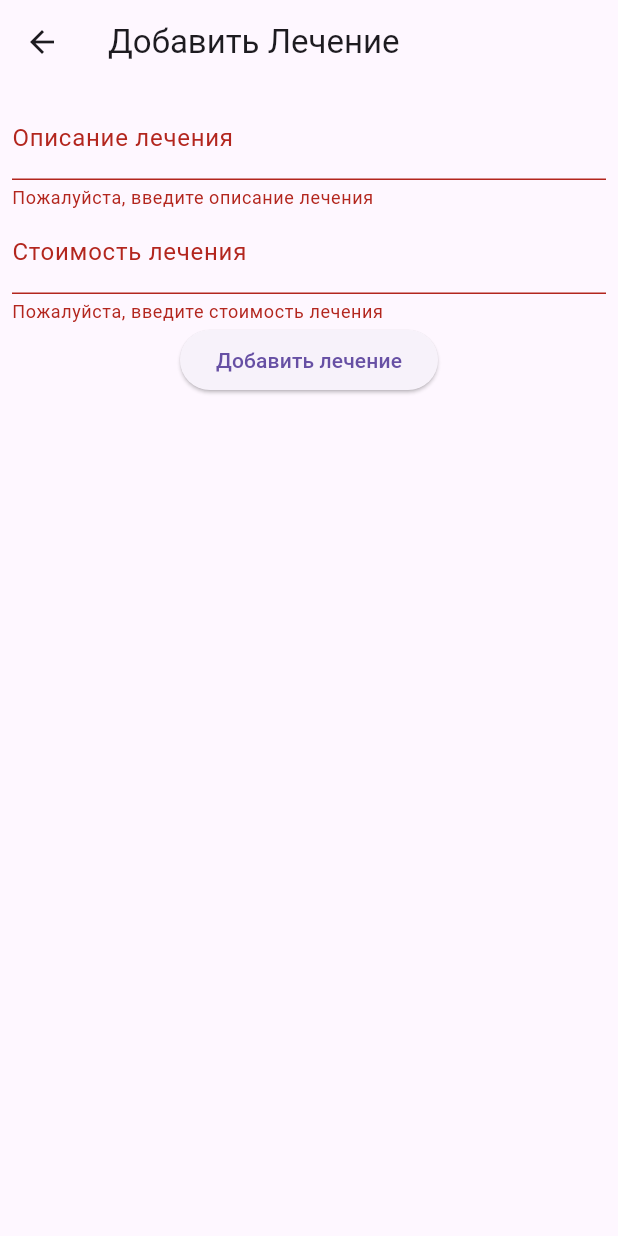
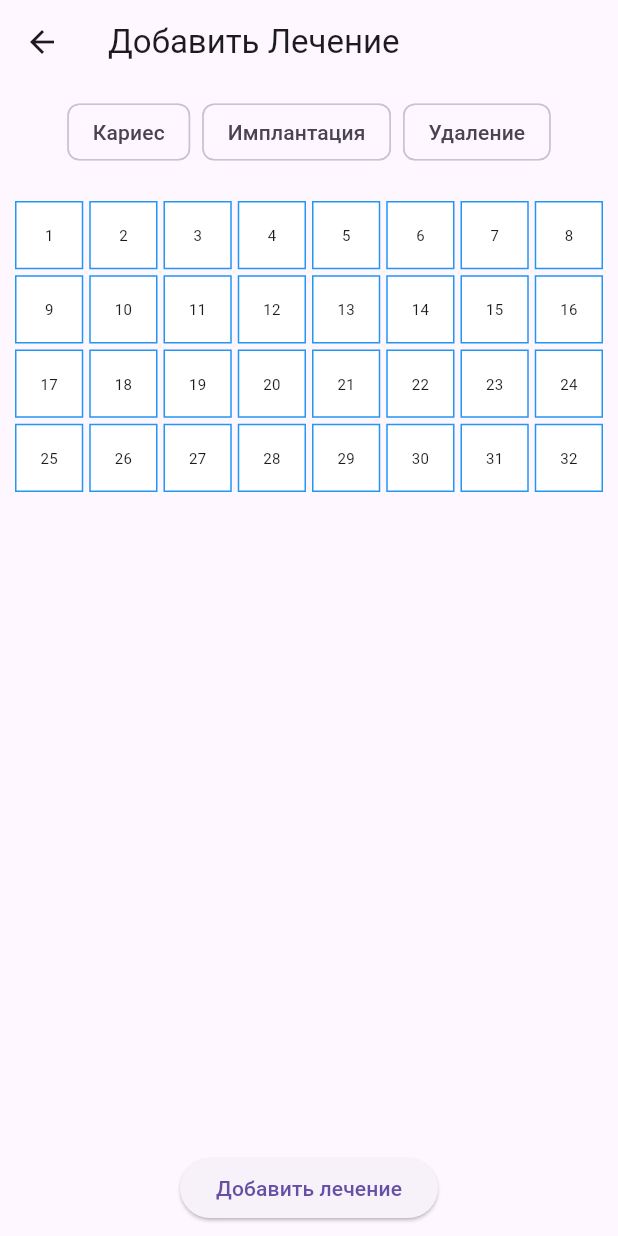
Before and after one commit to greatgreek73/ClinicDB, a Flutter app: the AddTreatmentScreen screen opened directly with empty values, after a tap on "Добавить лечение", on a phone screen of 412 x 824 dp. Run offline on Flutter 3.47's test engine with Material 3 defaults, Android fonts, the phone set to English and light mode, and no system bars; our stand-ins replace cloud_firestore, firebase_core; accounts and stored records are empty.

Commit message:
Состояние на 10 декабря

```diff
--- a/lib/add_treatment_screen.dart
+++ b/lib/add_treatment_screen.dart
@@ -12,8 +12,11 @@ class AddTreatmentScreen extends StatefulWidget {
 
 class _AddTreatmentScreenState extends State<AddTreatmentScreen> {
   final _formKey = GlobalKey<FormState>();
-  String treatmentDescription = '';
-  double treatmentCost = 0.0;
+  String? selectedTreatment;
+  List<int> selectedTeeth = []; // Изменим на список для множественного выбора
+
+  final List<String> treatments = ['Кариес', 'Имплантация', 'Удаление'];
+  final int teethCount = 32; // Предположим, у нас 32 зуба
 
   @override
   Widget build(BuildContext context) {
@@ -27,48 +30,68 @@ class _AddTreatmentScreenState extends State<AddTreatmentScreen> {
           key: _formKey,
           child: Column(
             children: <Widget>[
-              TextFormField(
-                decoration: InputDecoration(
-                  labelText: 'Описание лечения',
+              Wrap(
+                spacing: 8.0,
+                children: treatments.map((treatment) {
+                  return ChoiceChip(
+                    label: Text(treatment),
+                    selected: selectedTreatment == treatment,
+                    onSelected: (bool selected) {
+                      setState(() {
+                        if (selected) {
+                          selectedTreatment = treatment;
+                        }
+                      });
+                    },
+                  );
+                }).toList(),
               ),
-                onChanged: (value) {
-                  treatmentDescription = value;
-                },
-                validator: (value) {
-                  if (value == null || value.isEmpty) {
-                    return 'Пожалуйста, введите описание лечения';
+              SizedBox(height: 20),
+              Expanded(
+                child: GridView.builder(
+                  itemCount: teethCount,
+                  gridDelegate: SliverGridDelegateWithFixedCrossAxisCount(
+                    crossAxisCount: 8, // Увеличиваем количество столбцов
+                    childAspectRatio: 1.0, // Соотношение сторон для каждого элемента
+                  ),
+                  itemBuilder: (context, index) {
+                    return GestureDetector(
+                      onTap: () => setState(() {
+                        if (selectedTeeth.contains(index + 1)) {
+                          selectedTeeth.remove(index + 1);
+                        } else {
+                          selectedTeeth.add(index + 1);
                         }
-                  return null;
+                      }),
+                      child: Container(
+                        margin: EdgeInsets.all(2),
+                        decoration: BoxDecoration(
+                          border: Border.all(color: Colors.blue),
+                          color: selectedTeeth.contains(index + 1) ? Colors.blue[300] : Colors.white,
+                        ),
+                        child: Center(
+                          child: Text(
+                            '${index + 1}',
+                            style: TextStyle(fontSize: 10),
+                          ),
+                        ),
+                      ),
+                    );
                   },
                 ),
-              TextFormField(
-                decoration: InputDecoration(
-                  labelText: 'Стоимость лечения',
-                ),
-                keyboardType: TextInputType.number,
-                onChanged: (value) {
-                  treatmentCost = double.tryParse(value) ?? 0.0;
-                },
-                validator: (value) {
-                  if (value == null || value.isEmpty) {
-                    return 'Пожалуйста, введите стоимость лечения';
-                  }
-                  return null;
-                },
               ),
               ElevatedButton(
                 onPressed: () {
-                  if (_formKey.currentState!.validate()) {
+                  if (_formKey.currentState!.validate() && selectedTreatment != null && selectedTeeth.isNotEmpty) {
+                    for (var tooth in selectedTeeth) {
                       FirebaseFirestore.instance.collection('treatments').add({
                         'patientId': widget.patientId,
-                      'description': treatmentDescription,
-                      'cost': treatmentCost,
-                    }).then((value) {
-                      print("Treatment Added");
-                      Navigator.of(context).pop(); // Возвращаемся назад после добавления
-                    }).catchError((error) {
-                      print("Failed to add treatment: $error");
+                        'treatmentType': selectedTreatment,
+                        'toothNumber': tooth,
                       });
+                    }
+                    print("Treatments Added");
+                    Navigator.of(context).pop();
                   }
                 },
                 child: Text('Добавить лечение'),
```
Also changed, not shown: lib/patient_details_screen.dart (+10 -12 lines), lib/tooth_model.dart (added, +25 -0 lines), lib/treatment_model.dart (added, +37 -0 lines). Lines whose indentation alone changed are shown as unchanged.
